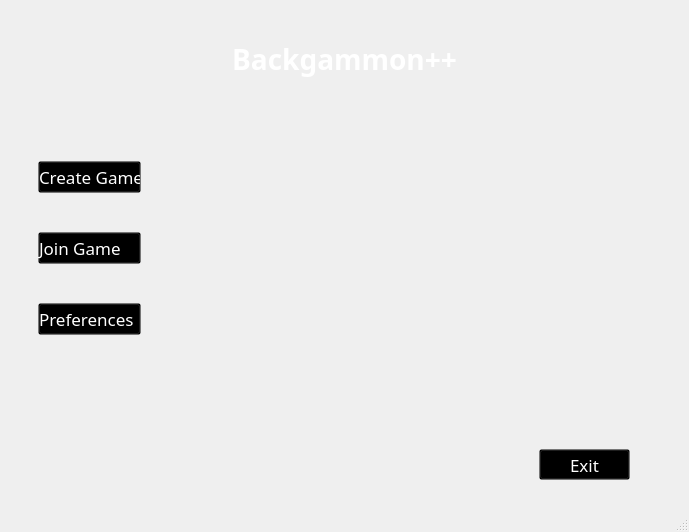
The window that BackgammonPP/mainwindow.ui (daniilgrbic/BackgammonPP) describes before a commit, drawn with Qt 5.
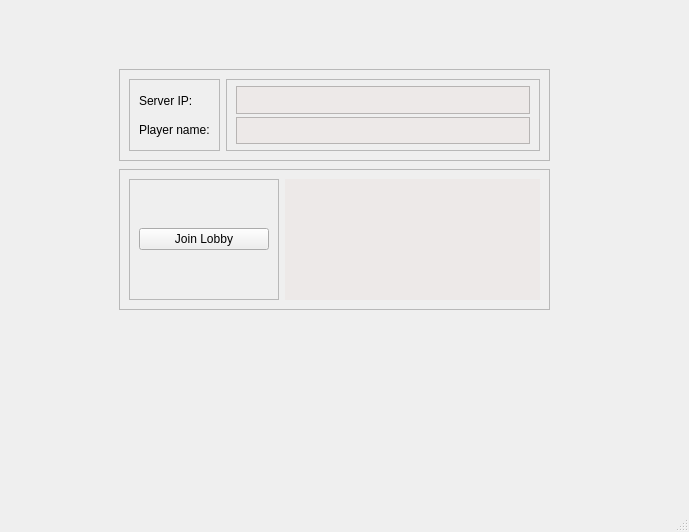
The same window after the commit.

Commit message: Add Join Lobby GUI

```diff
--- a/BackgammonPP/mainwindow.ui
+++ b/BackgammonPP/mainwindow.ui
@@ -41,6 +41,9 @@
    <layout class="QVBoxLayout" name="verticalLayout_5">
     <item>
      <widget class="QStackedWidget" name="stackedWidget">
+      <property name="currentIndex">
+       <number>2</number>
+      </property>
       <widget class="QWidget" name="mainMenu">
        <widget class="QWidget" name="widget" native="true">
         <property name="enabled">
@@ -73,7 +76,6 @@
           <font>
            <family>Corbel</family>
            <pointsize>21</pointsize>
-           <weight>75</weight>
            <italic>false</italic>
            <bold>true</bold>
            <underline>false</underline>
@@ -156,7 +158,6 @@
                <font>
                 <family>Corbel</family>
                 <pointsize>13</pointsize>
-                <weight>50</weight>
                 <bold>false</bold>
                </font>
               </property>
@@ -191,7 +192,6 @@
                <font>
                 <family>Corbel</family>
                 <pointsize>13</pointsize>
-                <weight>50</weight>
                 <bold>false</bold>
                </font>
               </property>
@@ -226,7 +226,6 @@
                <font>
                 <family>Corbel</family>
                 <pointsize>13</pointsize>
-                <weight>50</weight>
                 <bold>false</bold>
                </font>
               </property>
@@ -427,6 +426,146 @@
         </property>
        </widget>
       </widget>
+      <widget class="QWidget" name="page">
+       <widget class="QFrame" name="frame_4">
+        <property name="geometry">
+         <rect>
+          <x>110</x>
+          <y>60</y>
+          <width>431</width>
+          <height>92</height>
+         </rect>
+        </property>
+        <property name="frameShape">
+         <enum>QFrame::StyledPanel</enum>
+        </property>
+        <property name="frameShadow">
+         <enum>QFrame::Raised</enum>
+        </property>
+        <layout class="QHBoxLayout" name="horizontalLayout_3">
+         <item>
+          <widget class="QFrame" name="frame_2">
+           <property name="frameShape">
+            <enum>QFrame::StyledPanel</enum>
+           </property>
+           <property name="frameShadow">
+            <enum>QFrame::Raised</enum>
+           </property>
+           <layout class="QVBoxLayout" name="verticalLayout_2">
+            <item>
+             <widget class="QLabel" name="label">
+              <property name="text">
+               <string>Server IP:</string>
+              </property>
+             </widget>
+            </item>
+            <item>
+             <widget class="QLabel" name="label_2">
+              <property name="text">
+               <string>Player name:</string>
+              </property>
+             </widget>
+            </item>
+           </layout>
+          </widget>
+         </item>
+         <item>
+          <widget class="QFrame" name="frame_3">
+           <property name="frameShape">
+            <enum>QFrame::StyledPanel</enum>
+           </property>
+           <property name="frameShadow">
+            <enum>QFrame::Raised</enum>
+           </property>
+           <layout class="QVBoxLayout" name="verticalLayout_3">
+            <property name="spacing">
+             <number>3</number>
+            </property>
+            <property name="topMargin">
+             <number>6</number>
+            </property>
+            <property name="bottomMargin">
+             <number>6</number>
+            </property>
+            <item>
+             <widget class="QTextEdit" name="inputIP">
+              <property name="styleSheet">
+               <string notr="true">QTextEdit {
+	background-color: #EDE9E8 ;
+}</string>
+              </property>
+             </widget>
+            </item>
+            <item>
+             <widget class="QTextEdit" name="inputName">
+              <property name="styleSheet">
+               <string notr="true">QTextEdit {
+	background-color: #EDE9E8 ;
+}</string>
+              </property>
+             </widget>
+            </item>
+           </layout>
+          </widget>
+         </item>
+        </layout>
+       </widget>
+       <widget class="QFrame" name="frame_5">
+        <property name="geometry">
+         <rect>
+          <x>110</x>
+          <y>160</y>
+          <width>431</width>
+          <height>141</height>
+         </rect>
+        </property>
+        <property name="frameShape">
+         <enum>QFrame::StyledPanel</enum>
+        </property>
+        <property name="frameShadow">
+         <enum>QFrame::Raised</enum>
+        </property>
+        <layout class="QHBoxLayout" name="horizontalLayout_4">
+         <item>
+          <widget class="QFrame" name="frame_6">
+           <property name="maximumSize">
+            <size>
+             <width>150</width>
+             <height>16777215</height>
+            </size>
+           </property>
+           <property name="frameShape">
+            <enum>QFrame::StyledPanel</enum>
+           </property>
+           <property name="frameShadow">
+            <enum>QFrame::Raised</enum>
+           </property>
+           <layout class="QVBoxLayout" name="verticalLayout_4">
+            <item>
+             <widget class="QPushButton" name="joinLobby">
+              <property name="text">
+               <string>Join Lobby</string>
+              </property>
+             </widget>
+            </item>
+           </layout>
+          </widget>
+         </item>
+         <item>
+          <widget class="QLabel" name="messageFromServer">
+           <property name="styleSheet">
+            <string notr="true">QLabel {
+	background-color: #EDE9E8 ;
+}</string>
+           </property>
+           <property name="text">
+            <string/>
+           </property>
+          </widget>
+         </item>
+        </layout>
+       </widget>
+      </widget>
      </widget>
     </item>
    </layout>
```
Left out of the diff: 1 changed line with no effect on the pictures.
